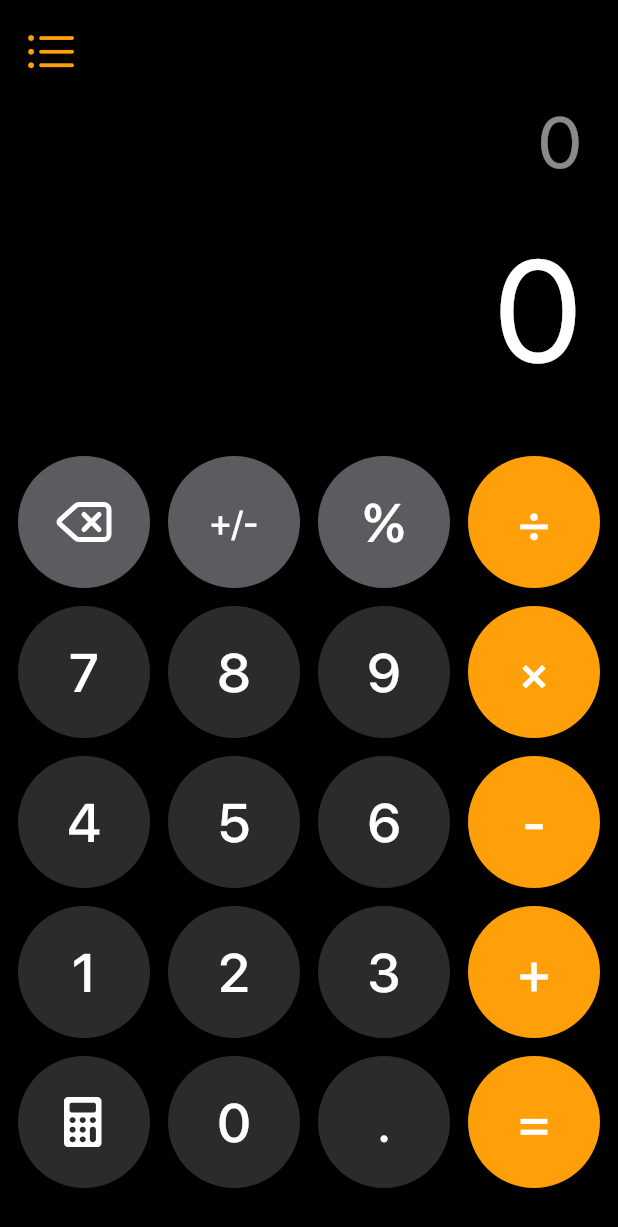
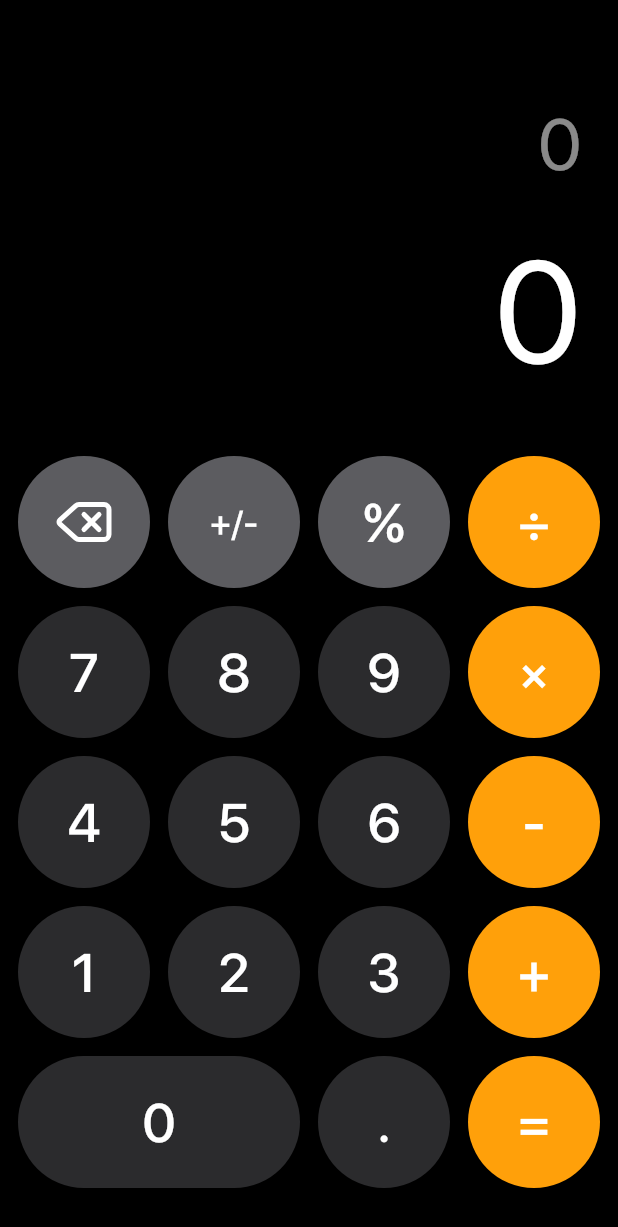
Before and after one commit to AndrewDongminYoo/flutter_calculator_app, a Flutter app: the screen it shows after launch, on a phone screen of 412 x 824 dp. Shown: the top 1227 px of the screen. Run offline on Flutter 3.47's test engine with Material 3 defaults, Android fonts, the phone set to English and light mode, and no system bars; drawn by our look-alikes of auto_size_text; our stand-ins replace bloc, connectivity_plus, flutter_bloc, flutter_svg, freezed_annotation, math_expressions and 1 more; project files that could hold a hidden picture were left out.

Commit message:
feat(calculator): iOS parity — operator highlight, menu removal, error & sign-flip fixes (#78)
* fix(calculator): show 'Error' label and flip only trailing operand

- Map evaluation failures to a user-facing 'Error' string instead of
  leaking the Dart exception type (UnsupportedError / _Exception).
- FlipSign now toggles the sign of the trailing operand only, so
  '12+3' becomes '12+-3' instead of '-12+3'. Single-operand behavior
  ('42' <-> '-42') is preserved.

* feat(calculator): remove menu icon and highlight pending operator

- Remove the non-functional top-left menu icon and bottom-align the
  display area above the keypad.
- Highlight the pending operator (white background, orange glyph) to
  match the iOS calculator. The active operator is derived from the
  trailing operator of the equation, so no extra state is stored.

* docs: add iOS calculator parity gap analysis and improvement plan

* feat(calculator): widen the zero key to match the iPhone keypad (#79)

- Replace the fixed AspectRatio button sizing with a LayoutBuilder unit
  grid so the '0' key can span two columns while every column stays
  aligned.
- Remove the non-functional scientific placeholder (ButtonType.calculator)
  that used to fill the freed slot.
- Render the wide key as a stadium (pill) shape; other keys stay circular.
- Update widget tests for the new shape-based sizing.

```diff
--- a/lib/presentation/bloc/calculator_bloc.dart
+++ b/lib/presentation/bloc/calculator_bloc.dart
@@ -37,15 +37,32 @@ class CalculatorBloc extends Bloc<CalculatorEvent, CalculatorState> {
   }
 
   void _onFlipSign(FlipSign event, Emitter<CalculatorState> emit) {
-    // +/- 부호 전환
+    // +/- 부호 전환: 전체 식이 아니라 말단 피연산자에만 적용한다.
     final currentEquation = state.equation;
     if (currentEquation.isEmpty || currentEquation == '0') {
       return;
     }
-    if (currentEquation.startsWith('-')) {
-      emit(state.copyWith(equation: currentEquation.substring(1)));
+
+    // 식 끝의 숫자(피연산자)를 찾는다.
+    final match = RegExp(r'(\d*\.?\d+)$').firstMatch(currentEquation);
+    if (match == null) {
+      return;
+    }
+
+    final start = match.start;
+    final number = match.group(0)!;
+    final prefix = currentEquation.substring(0, start);
+
+    // 피연산자 바로 앞의 '-'가 (뺄셈이 아닌) 부호인지 판별한다.
+    final signedByMinus = start > 0 && currentEquation[start - 1] == '-';
+    final minusIsSign = signedByMinus && (start == 1 || '+-×÷*/'.contains(currentEquation[start - 2]));
+
+    if (minusIsSign) {
+      // 기존 부호 제거
+      emit(state.copyWith(equation: prefix.substring(0, prefix.length - 1) + number));
     } else {
-      emit(state.copyWith(equation: '-$currentEquation'));
+      // 부호 추가
+      emit(state.copyWith(equation: '$prefix-$number'));
     }
   }
 
@@ -82,8 +99,9 @@ class CalculatorBloc extends Bloc<CalculatorEvent, CalculatorState> {
           expression: expression,
         ),
       );
-    } catch (e) {
-      emit(state.copyWith(result: e.runtimeType.toString(), expression: expression));
+    } catch (_) {
+      // Dart 예외 타입명을 노출하지 않고 사용자용 에러 라벨을 표시한다.
+      emit(state.copyWith(result: 'Error', expression: expression));
     }
   }
 }
--- a/lib/presentation/enums/button_type.dart
+++ b/lib/presentation/enums/button_type.dart
@@ -25,10 +25,7 @@ enum ButtonType {
   zero('0'),
 
   // 소수점
-  dot('.'),
-
-  // 아무 역할 없는 버튼. 나중에 공학계산기 기능 추가 시 사용.
-  calculator('');
+  dot('.');
 
   const ButtonType(this.text);
   final String text;
--- a/lib/presentation/pages/calculator_screen.dart
+++ b/lib/presentation/pages/calculator_screen.dart
@@ -1,5 +1,4 @@
 // 🐦 Flutter imports:
-import 'package:flutter/cupertino.dart';
 import 'package:flutter/material.dart';
 import 'package:flutter/services.dart';
 
@@ -17,6 +16,17 @@ import 'package:calculator/gen/fonts.gen.dart';
 import 'package:calculator/presentation/bloc/calculator_bloc.dart';
 import 'package:calculator/presentation/enums/button_type.dart';
 import 'package:calculator/presentation/widgets/calculator_button.dart';
+
+/// 식 말단이 산술 연산자로 끝나면 그 연산자 글리프를, 아니면 빈 문자열을 반환한다.
+///
+/// iPhone처럼 대기 중인 연산자 버튼을 강조하기 위해 사용한다.
+String _pendingOperator(String equation) {
+  if (equation.isEmpty) {
+    return '';
+  }
+  final last = equation[equation.length - 1];
+  return const ['÷', '×', '-', '+'].contains(last) ? last : '';
+}
 
 class CalculatorScreen extends StatelessWidget {
   const CalculatorScreen({super.key});
@@ -57,28 +67,16 @@ class CalculatorView extends StatelessWidget {
       backgroundColor: Colors.black,
       body: BlocBuilder<CalculatorBloc, CalculatorState>(
         builder: (BuildContext context, CalculatorState state) {
+          // 대기 중인 연산자(식 말단의 연산자)를 강조 표시에 사용한다.
+          final pendingOperator = _pendingOperator(state.equation);
           return SafeArea(
             bottom: false,
             child: Column(
-              mainAxisAlignment: MainAxisAlignment.spaceBetween,
               children: [
-                // 상단 메뉴 아이콘 (AppBar 대신)
-                Padding(
-                  padding: const EdgeInsets.only(left: 8, top: 8),
-                  child: Align(
-                    alignment: Alignment.topLeft,
-                    child: IconButton(
-                      icon: const Icon(
-                        CupertinoIcons.list_bullet,
-                        size: 36,
-                        color: Color(0xFFFFA00A),
-                      ),
-                      onPressed: () {},
-                    ),
-                  ),
-                ),
-                // 계산식 및 결과 표시 영역
-                Column(
+                // 계산식 및 결과 표시 영역 (키패드 바로 위에 하단 정렬)
+                Expanded(
+                  child: Column(
+                    mainAxisAlignment: MainAxisAlignment.end,
                     crossAxisAlignment: CrossAxisAlignment.end,
                     children: [
                       Container(
@@ -119,18 +117,54 @@ class CalculatorView extends StatelessWidget {
                       const SizedBox(height: 20),
                     ],
                   ),
-                // 버튼 영역
+                ),
+                // 버튼 영역: iPhone처럼 4열 그리드에 '0'이 두 칸을 차지하도록
+                // unit 크기를 계산해 배치한다.
                 Padding(
                   padding: const EdgeInsets.symmetric(horizontal: 12, vertical: 8),
-                  child: Column(
+                  child: LayoutBuilder(
+                    builder: (BuildContext context, BoxConstraints constraints) {
+                      const gap = 12.0;
+                      const digitColor = Color(0xFF2B2B2D);
+                      const functionColor = Color(0xFF5C5C60);
+                      const operatorColor = Color(0xFFFFA00A);
+                      // 4열 + 3 간격을 제외한 폭을 4등분한 것이 버튼 한 칸(unit)이다.
+                      final unit = (constraints.maxWidth - gap * 3) / 4;
+
+                      SizedBox cell(Widget child, {bool wide = false}) {
+                        return SizedBox(
+                          width: wide ? unit * 2 + gap : unit,
+                          height: unit,
+                          child: child,
+                        );
+                      }
+
+                      CalculatorButton digit(ButtonType type) {
+                        return CalculatorButton(
+                          button: type,
+                          buttonColor: digitColor,
+                          buttonPressed: (String val) => bloc.add(CalculatorEvent.input(val)),
+                        );
+                      }
+
+                      CalculatorButton operatorButton(ButtonType type) {
+                        return CalculatorButton(
+                          button: type,
+                          buttonColor: operatorColor,
+                          isSelected: pendingOperator == type.text,
+                          buttonPressed: (String val) => bloc.add(CalculatorEvent.input(val)),
+                        );
+                      }
+
+                      return Column(
                         children: [
                           Row(
-                        spacing: 12,
-                        mainAxisAlignment: MainAxisAlignment.spaceEvenly,
+                            spacing: gap,
                             children: [
+                              cell(
                                 CalculatorButton(
                                   button: state.result != '0' ? ButtonType.clear : ButtonType.delete,
-                            buttonColor: const Color(0xFF5C5C60),
+                                  buttonColor: functionColor,
                                   buttonPressed: (String val) {
                                     if (val == 'AC') {
                                       bloc.add(const CalculatorEvent.clear());
@@ -139,133 +173,81 @@ class CalculatorView extends StatelessWidget {
                                     }
                                   },
                                 ),
+                              ),
+                              cell(
                                 CalculatorButton(
                                   button: ButtonType.plusMinus,
-                            buttonColor: const Color(0xFF5C5C60),
+                                  buttonColor: functionColor,
                                   buttonPressed: (_) => bloc.add(const CalculatorEvent.flipSign()),
                                 ),
+                              ),
+                              cell(
                                 CalculatorButton(
                                   button: ButtonType.percent,
-                            buttonColor: const Color(0xFF5C5C60),
+                                  buttonColor: functionColor,
                                   buttonPressed: (String val) => bloc.add(CalculatorEvent.input(val)),
                                 ),
+                              ),
+                              cell(operatorButton(ButtonType.division)),
+                            ],
+                          ),
+                          const SizedBox(height: gap),
+                          Row(
+                            spacing: gap,
+                            children: [
+                              cell(digit(ButtonType.seven)),
+                              cell(digit(ButtonType.eight)),
+                              cell(digit(ButtonType.nine)),
+                              cell(operatorButton(ButtonType.multiple)),
+                            ],
+                          ),
+                          const SizedBox(height: gap),
+                          Row(
+                            spacing: gap,
+                            children: [
+                              cell(digit(ButtonType.four)),
+                              cell(digit(ButtonType.five)),
+                              cell(digit(ButtonType.six)),
+                              cell(operatorButton(ButtonType.minus)),
+                            ],
+                          ),
+                          const SizedBox(height: gap),
+                          Row(
+                            spacing: gap,
+                            children: [
+                              cell(digit(ButtonType.one)),
+                              cell(digit(ButtonType.two)),
+                              cell(digit(ButtonType.three)),
+                              cell(operatorButton(ButtonType.plus)),
+                            ],
+                          ),
+                          const SizedBox(height: gap),
+                          Row(
+                            spacing: gap,
+                            children: [
+                              cell(
                                 CalculatorButton(
-                            button: ButtonType.division,
-                            buttonColor: const Color(0xFFFFA00A),
+                                  button: ButtonType.zero,
+                                  buttonColor: digitColor,
+                                  wide: true,
                                   buttonPressed: (String val) => bloc.add(CalculatorEvent.input(val)),
                                 ),
-                        ],
+                                wide: true,
                               ),
-                      const SizedBox(height: 12),
-                      Row(
-                        spacing: 12,
-                        mainAxisAlignment: MainAxisAlignment.spaceEvenly,
-                        children: [
-                          CalculatorButton(
-                            button: ButtonType.seven,
-                            buttonColor: const Color(0xFF2B2B2D),
-                            buttonPressed: (String val) => bloc.add(CalculatorEvent.input(val)),
-                          ),
-                          CalculatorButton(
-                            button: ButtonType.eight,
-                            buttonColor: const Color(0xFF2B2B2D),
-                            buttonPressed: (String val) => bloc.add(CalculatorEvent.input(val)),
-                          ),
-                          CalculatorButton(
-                            button: ButtonType.nine,
-                            buttonColor: const Color(0xFF2B2B2D),
-                            buttonPressed: (String val) => bloc.add(CalculatorEvent.input(val)),
-                          ),
-                          CalculatorButton(
-                            button: ButtonType.multiple,
-                            buttonColor: const Color(0xFFFFA00A),
-                            buttonPressed: (String val) => bloc.add(CalculatorEvent.input(val)),
-                          ),
-                        ],
-                      ),
-                      const SizedBox(height: 12),
-                      Row(
-                        spacing: 12,
-                        mainAxisAlignment: MainAxisAlignment.spaceEvenly,
-                        children: [
-                          CalculatorButton(
-                            button: ButtonType.four,
-                            buttonColor: const Color(0xFF2B2B2D),
-                            buttonPressed: (String val) => bloc.add(CalculatorEvent.input(val)),
-                          ),
-                          CalculatorButton(
-                            button: ButtonType.five,
-                            buttonColor: const Color(0xFF2B2B2D),
-                            buttonPressed: (String val) => bloc.add(CalculatorEvent.input(val)),
-                          ),
-                          CalculatorButton(
-                            button: ButtonType.six,
-                            buttonColor: const Color(0xFF2B2B2D),
-                            buttonPressed: (String val) => bloc.add(CalculatorEvent.input(val)),
-                          ),
-                          CalculatorButton(
-                            button: ButtonType.minus,
-                            buttonColor: const Color(0xFFFFA00A),
-                            buttonPressed: (String val) => bloc.add(CalculatorEvent.input(val)),
-                          ),
-                        ],
-                      ),
-                      const SizedBox(height: 12),
-                      Row(
-                        spacing: 12,
-                        mainAxisAlignment: MainAxisAlignment.spaceEvenly,
-                        children: [
-                          CalculatorButton(
-                            button: ButtonType.one,
-                            buttonColor: const Color(0xFF2B2B2D),
-                            buttonPressed: (String val) => bloc.add(CalculatorEvent.input(val)),
-                          ),
-                          CalculatorButton(
-                            button: ButtonType.two,
-                            buttonColor: const Color(0xFF2B2B2D),
-                            buttonPressed: (String val) => bloc.add(CalculatorEvent.input(val)),
-                          ),
-                          CalculatorButton(
-                            button: ButtonType.three,
-                            buttonColor: const Color(0xFF2B2B2D),
-                            buttonPressed: (String val) => bloc.add(CalculatorEvent.input(val)),
-                          ),
-                          CalculatorButton(
-                            button: ButtonType.plus,
-                            buttonColor: const Color(0xFFFFA00A),
-                            buttonPressed: (String val) => bloc.add(CalculatorEvent.input(val)),
-                          ),
-                        ],
-                      ),
-                      const SizedBox(height: 12),
-                      Row(
-                        spacing: 12,
-                        mainAxisAlignment: MainAxisAlignment.spaceEvenly,
-                        children: [
-                          CalculatorButton(
-                            button: ButtonType.calculator,
-                            buttonColor: const Color(0xFF2B2B2D),
-                            buttonPressed: (String val) {},
-                          ),
-                          CalculatorButton(
-                            button: ButtonType.zero,
-                            buttonColor: const Color(0xFF2B2B2D),
-                            buttonPressed: (String val) => bloc.add(CalculatorEvent.input(val)),
-                          ),
-                          CalculatorButton(
-                            button: ButtonType.dot,
-                            buttonColor: const Color(0xFF2B2B2D),
-                            buttonPressed: (String val) => bloc.add(CalculatorEvent.input(val)),
-                          ),
+                              cell(digit(ButtonType.dot)),
+                              cell(
                                 CalculatorButton(
                                   button: ButtonType.result,
-                            buttonColor: const Color(0xFFFFA00A),
+                                  buttonColor: operatorColor,
                                   buttonPressed: (_) => bloc.add(const CalculatorEvent.evaluate()),
+                                ),
                               ),
                             ],
                           ),
                           const SizedBox(height: 24),
                         ],
+                      );
+                    },
                   ),
                 ),
               ],
--- a/lib/presentation/widgets/calculator_button.dart
+++ b/lib/presentation/widgets/calculator_button.dart
@@ -12,39 +12,43 @@ class CalculatorButton extends StatelessWidget {
     required this.button,
     required this.buttonColor,
     required this.buttonPressed,
+    this.isSelected = false,
+    this.wide = false,
   });
 
   final ButtonType button;
   final Color buttonColor;
   final ValueSetter<String> buttonPressed;
 
+  /// iPhone처럼 대기 중인 연산자를 강조한다(흰 배경 + 연산자색 글리프).
+  final bool isSelected;
+
+  /// iPhone의 넓은 '0' 키처럼 두 칸을 차지하는 알약형 버튼으로 렌더링한다.
+  final bool wide;
+
   @override
   Widget build(BuildContext context) {
-    return Expanded(
-      child: AspectRatio(
-        aspectRatio: 1,
-        child: ElevatedButton(
+    // 선택된 연산자는 배경/전경 색을 반전한다.
+    final backgroundColor = isSelected ? Colors.white : buttonColor;
+    final foregroundColor = isSelected ? buttonColor : Colors.white;
+
+    // 부모(SizedBox)가 정한 크기를 채운다. 넓은 버튼은 알약형(StadiumBorder).
+    return ElevatedButton(
       onPressed: () {
         buttonPressed(button.text);
       },
       style: ElevatedButton.styleFrom(
-            shape: const CircleBorder(),
-            maximumSize: const Size.square(90),
-            minimumSize: const Size.square(80),
-            backgroundColor: buttonColor,
-            disabledBackgroundColor: buttonColor,
+        shape: wide ? const StadiumBorder() : const CircleBorder(),
+        minimumSize: Size.zero,
+        tapTargetSize: MaterialTapTargetSize.shrinkWrap,
+        backgroundColor: backgroundColor,
+        disabledBackgroundColor: backgroundColor,
         elevation: 0,
         padding: EdgeInsets.zero,
       ),
       child: switch (button) {
         .delete => Assets.svgs.delete.svg(
-              colorFilter: const .mode(Colors.white, .srcIn),
-              semanticsLabel: button.name,
-              width: 40,
-              height: 40,
-            ),
-            .calculator => Assets.svgs.calculator.svg(
-              colorFilter: const .mode(Colors.white, .srcIn),
+          colorFilter: ColorFilter.mode(foregroundColor, BlendMode.srcIn),
           semanticsLabel: button.name,
           width: 40,
           height: 40,
@@ -52,15 +56,13 @@ class CalculatorButton extends StatelessWidget {
         _ => Text(
           button.text,
           style: TextStyle(
-                color: Colors.white,
+            color: foregroundColor,
             fontFamily: FontFamily.sFProDisplay,
             fontSize: button.text.length > 1 ? 23 : 36,
             fontWeight: FontWeight.w500,
           ),
         ),
       },
-        ),
-      ),
     );
   }
 }
```
Also changed, not shown: 4 other files. Lines whose indentation alone changed are shown as unchanged.
